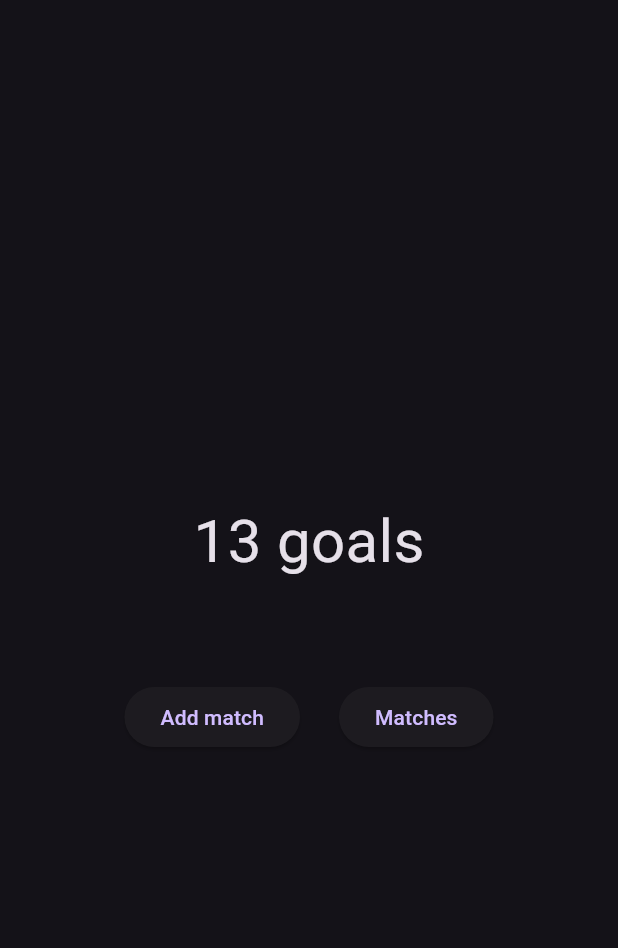
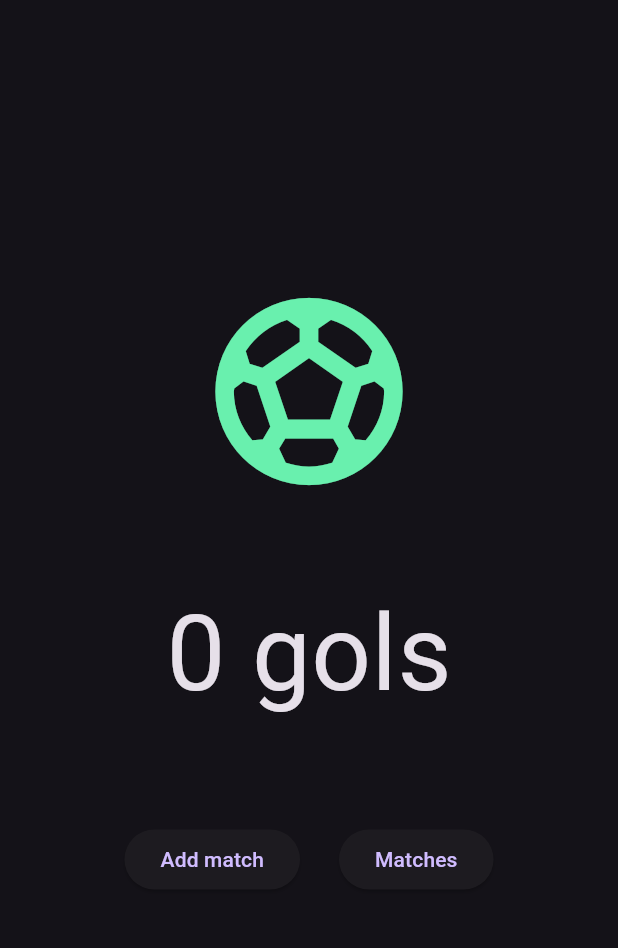
Before and after one commit to brenonogueira/MeusGolsApp, a Flutter app: the screen it shows after launch, on a phone screen of 412 x 824 dp, the part 63-1011 px from its top. Run offline on Flutter 3.47's test engine with Material 3 defaults, Android fonts, the phone set to English and light mode, and no system bars; our stand-ins replace go_router, sqflite; accounts and stored records are empty.

Commit message:
feat: add total gols repository method

```diff
--- a/lib/data/interface/match_repository.dart
+++ b/lib/data/interface/match_repository.dart
@@ -5,4 +5,5 @@ abstract class MatchRepository {
   Future<bool> addMatch(MatchSoccer matchSoccer);
   Future<void> updateMatch(MatchSoccer match, int id);
   Future<void> deleteMatchById(int id);
+  Future<int?> countGoals();
 }
--- a/lib/data/usecases/match_use_case.dart
+++ b/lib/data/usecases/match_use_case.dart
@@ -15,4 +15,8 @@ class MatchUseCase {
       return await _matchRepository.findAll();
    }
 
+   Future<int?> countGoals() async {
+      return await _matchRepository.countGoals();
+   }
+
 }
--- a/lib/ui/components/total_goals.dart
+++ b/lib/ui/components/total_goals.dart
@@ -3,7 +3,7 @@ import 'package:flutter/material.dart';
 
 class TotalGoals extends StatefulWidget {
   const TotalGoals({super.key, required this.goals});
-  final int goals;
+  final int? goals;
 
   @override
   State<TotalGoals> createState() => _TotalGoalsState();
@@ -12,11 +12,11 @@ class TotalGoals extends StatefulWidget {
 class _TotalGoalsState extends State<TotalGoals> {
   @override
   Widget build(BuildContext context) {
-    return const SizedBox(
+    return SizedBox(
       width: 300,
-      height: 160,
+      height: 200,
       child: Center(
-        child: Text("13 goals", style: TextStyle(fontSize: 40),)
+        child: Text('${widget.goals.toString()} gols', style: TextStyle(fontSize: 70),)
       ),
     );
   }
--- a/lib/ui/screens/goals.dart
+++ b/lib/ui/screens/goals.dart
@@ -1,5 +1,8 @@
 import 'package:flutter/material.dart';
 import 'package:go_router/go_router.dart';
+import 'package:meus_gols_app/data/interface/match_repository.dart';
+import 'package:meus_gols_app/data/usecases/match_use_case.dart';
+import 'package:meus_gols_app/infra/repository/match_repository_impl.dart';
 import 'package:meus_gols_app/ui/components/total_goals.dart';
 
 class Goals extends StatefulWidget {
@@ -12,11 +15,30 @@ class Goals extends StatefulWidget {
 class _GoalsState extends State<Goals> {
 
  final TextEditingController _controller = TextEditingController();
+  int? goals;
+  final MatchRepository _matchRepository = MatchRepositoryImpl();
+	late final MatchUseCase _matchUseCase;
+
+@override
+  void initState() {
+    // TODO: implement initState
+    super.initState();
+     _matchUseCase = MatchUseCase(_matchRepository);
+     getGoalsCount();
+  }
 
   @override
   void dispose() {
+
     _controller.dispose();
     super.dispose();
+  }
+
+  void getGoalsCount() async {
+    goals = await _matchUseCase.countGoals();
+    setState(() {
+      // fetching = false;
+    });
   }
 
   @override
@@ -32,10 +54,16 @@ class _GoalsState extends State<Goals> {
             crossAxisAlignment: CrossAxisAlignment.center,
             mainAxisAlignment: MainAxisAlignment.center,
             children: [
+               Row(
+                mainAxisAlignment: MainAxisAlignment.center,
+                children: [
+                  Icon(Icons.sports_soccer_outlined, size: 150, color: Colors.greenAccent,),
+                ],
+              ),
               Row(
                 mainAxisAlignment: MainAxisAlignment.center,
                 children: [
-                  TotalGoals(goals: 1),
+                  TotalGoals(goals: goals),
                 ],
               ),
               Row(
```
Also changed, not shown: lib/infra/repository/match_repository_impl.dart (+16 -0 lines), lib/ui/components/match_history.dart (+11 -5 lines).
